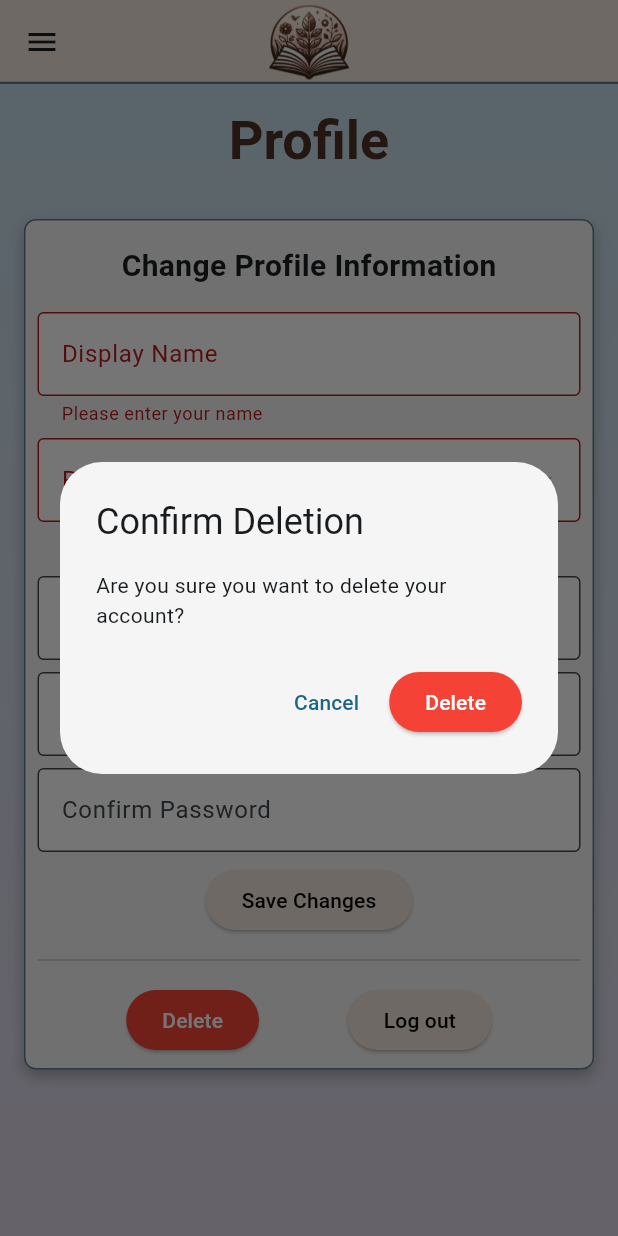
After one commit to Phizzle32/novel_nest, a Flutter app: the ProfileScreen screen opened directly, after a tap on "Save Changes", after a tap on "Delete", on a phone screen of 412 x 824 dp. The commit adds this screen. Run offline on Flutter 3.47's test engine with Material 3 defaults, Android fonts, the light colour scheme and no system bars; our stand-ins replace cloud_firestore, firebase_auth, firebase_core; accounts and stored records are empty.

Commit message:
Implement Profile Screen

```diff
--- /dev/null
+++ b/lib/screens/profile_screen.dart
@@ -0,0 +1,375 @@
+import 'package:flutter/material.dart';
+import 'package:novel_nest/screens/login_screen.dart';
+import 'package:novel_nest/services/auth_service.dart';
+import 'package:novel_nest/services/firestore_service.dart';
+import 'package:novel_nest/widgets/novel_nest_app_bar.dart';
+import 'package:novel_nest/widgets/novel_nest_drawer.dart';
+import 'package:provider/provider.dart';
+
+class ProfileScreen extends StatefulWidget {
+  const ProfileScreen({super.key});
+
+  @override
+  State<ProfileScreen> createState() => _ProfileScreenState();
+}
+
+class _ProfileScreenState extends State<ProfileScreen> {
+  final TextEditingController _displayNameController = TextEditingController();
+  final List<String> _genres = [];
+  final List<String> _preferredGenres = [];
+  final _passwordController = TextEditingController();
+  final _newPasswordController = TextEditingController();
+  final _confirmPasswordController = TextEditingController();
+  final _formKey = GlobalKey<FormState>();
+  bool _isGenreError = false;
+
+  @override
+  void initState() {
+    super.initState();
+    _loadData();
+  }
+
+  @override
+  void dispose() {
+    _displayNameController.dispose();
+    _passwordController.dispose();
+    _newPasswordController.dispose();
+    _confirmPasswordController.dispose();
+    super.dispose();
+  }
+
+  Future<void> _loadData() async {
+    final authService = context.read<AuthService>();
+    final firestoreService = context.read<FirestoreService>();
+
+    final user = await authService.getCurrentUser();
+    final genres = await firestoreService.getGenres();
+
+    setState(() {
+      _displayNameController.text = user?.displayName ?? '';
+      _preferredGenres.addAll(user?.preferredGenres ?? []);
+      _genres.addAll(genres);
+    });
+  }
+
+  String? _nameValidator(String? value) {
+    if (value == null || value.trim().isEmpty) {
+      return 'Please enter your name';
+    }
+    if (value.length > 30) {
+      return 'Name must be 30 characters or less';
+    }
+    return null;
+  }
+
+  String? _passwordValidator(String? value) {
+    if (_newPasswordController.text.isNotEmpty &&
+        (value == null || value.isEmpty)) {
+      return 'Please enter your current password';
+    }
+    return null;
+  }
+
+  String? _newPasswordValidator(String? value) {
+    if (value == null || value.isEmpty) {
+      return null;
+    }
+    if (value.length < 6) {
+      return 'New password must be at least 6 characters';
+    }
+    if (value == _passwordController.text) {
+      return 'New password cannot be the same as old password';
+    }
+    return null;
+  }
+
+  String? _confirmPasswordValidator(String? value) {
+    if (_newPasswordController.text.isNotEmpty) {
+      if (value == null || value.isEmpty) {
+        return 'Please confirm your new password';
+      }
+      if (value != _newPasswordController.text) {
+        return 'Passwords do not match';
+      }
+    }
+    return null;
+  }
+
+  Future<void> _saveProfile() async {
+    setState(() {
+      _isGenreError = _preferredGenres.isEmpty;
+    });
+    if ((_formKey.currentState?.validate() ?? false) && !_isGenreError) {
+      try {
+        final authService = context.read<AuthService>();
+        final firestoreService = context.read<FirestoreService>();
+        final user = await authService.getCurrentUser();
+
+        if (user == null) {
+          return;
+        }
+
+        if (_passwordController.text.isNotEmpty) {
+          try {
+            await authService.changePassword(
+              _passwordController.text,
+              _newPasswordController.text,
+            );
+          } catch (e) {
+            if (mounted) {
+              ScaffoldMessenger.of(context).showSnackBar(
+                SnackBar(content: Text('Invalid credentials')),
+              );
+            }
+            return;
+          }
+        }
+
+        await firestoreService.updateUser(
+          user: user,
+          displayName: _displayNameController.text.trim(),
+          preferredGenres: _preferredGenres,
+        );
+
+        _passwordController.clear();
+        _newPasswordController.clear();
+        _confirmPasswordController.clear();
+        if (mounted) {
+          ScaffoldMessenger.of(context).showSnackBar(
+            SnackBar(content: Text('Profile updated')),
+          );
+        }
+      } catch (e) {
+        if (mounted) {
+          ScaffoldMessenger.of(context).showSnackBar(
+            SnackBar(content: Text('Error updating profile')),
+          );
+        }
+      }
+    }
+  }
+
+  Future<void> _deleteAccount() async {
+    showDialog(
+      context: context,
+      builder: (context) => AlertDialog(
+        title: const Text('Confirm Deletion'),
+        content: const Text('Are you sure you want to delete your account?'),
+        backgroundColor: const Color(0xFFF5F5F5),
+        actions: [
+          TextButton(
+            onPressed: () => Navigator.of(context).pop(),
+            child: const Text('Cancel'),
+          ),
+          ElevatedButton(
+            style: const ButtonStyle(
+              backgroundColor: WidgetStatePropertyAll(Colors.red),
+              foregroundColor: WidgetStatePropertyAll(Colors.white),
+            ),
+            onPressed: () async {
+              final authService = context.read<AuthService>();
+              await authService.deleteAccount();
+              if (context.mounted) {
+                Navigator.of(context).pop();
+                Navigator.pushReplacement(
+                  context,
+                  MaterialPageRoute(builder: (context) => LoginScreen()),
+                );
+              }
+            },
+            child: const Text('Delete'),
+          ),
+        ],
+      ),
+    );
+  }
+
+  Future<void> _logout() async {
+    final authService = context.read<AuthService>();
+    await authService.signOut();
+    if (mounted) {
+      Navigator.pushReplacement(
+        context,
+        MaterialPageRoute(builder: (context) => LoginScreen()),
+      );
+    }
+  }
+
+  @override
+  Widget build(BuildContext context) {
+    return Scaffold(
+      resizeToAvoidBottomInset: false,
+      appBar: const NovelNestAppBar(),
+      drawer: const NovelNestDrawer(),
+      body: Container(
+        width: double.infinity,
+        height: double.infinity,
+        decoration: BoxDecoration(
+          gradient: LinearGradient(
+            colors: [
+              const Color(0xFFC4DDE9),
+              const Color(0xFFDFD5E7),
+            ],
+            begin: Alignment.topCenter,
+            end: Alignment.bottomCenter,
+          ),
+        ),
+        child: SingleChildScrollView(
+          child: Column(
+            children: [
+              Padding(
+                padding: const EdgeInsets.only(top: 15),
+                child: Text(
+                  'Profile',
+                  style: Theme.of(context).textTheme.headlineLarge,
+                ),
+              ),
+              Container(
+                margin: const EdgeInsets.symmetric(
+                  horizontal: 16,
+                  vertical: 30,
+                ),
+                padding: const EdgeInsets.all(8),
+                decoration: BoxDecoration(
+                  borderRadius: BorderRadius.circular(8),
+                  border: Border.all(color: Colors.blueGrey),
+                  color: const Color(0xFFF5F5F5),
+                  boxShadow: [
+                    BoxShadow(
+                      color: Colors.black26,
+                      blurRadius: 8,
+                      offset: Offset(0, 4),
+                    ),
+                  ],
+                ),
+                child: Form(
+                  key: _formKey,
+                  child: Column(
+                    mainAxisAlignment: MainAxisAlignment.center,
+                    spacing: 8,
+                    children: [
+                      Padding(
+                        padding: const EdgeInsets.all(8.0),
+                        child: const Text(
+                          'Change Profile Information',
+                          style: TextStyle(
+                            fontSize: 20,
+                            fontWeight: FontWeight.bold,
+                          ),
+                        ),
+                      ),
+                      TextFormField(
+                        controller: _displayNameController,
+                        decoration: const InputDecoration(
+                          labelText: 'Display Name',
+                          border: OutlineInputBorder(),
+                          fillColor: Colors.white,
+                          filled: true,
+                        ),
+                        validator: _nameValidator,
+                      ),
+                      DropdownButtonFormField<String>(
+                        decoration: InputDecoration(
+                          labelText: 'Preferred Genres',
+                          border: const OutlineInputBorder(),
+                          fillColor: Colors.white,
+                          filled: true,
+                          errorText: _isGenreError
+                              ? 'Please select at least one genre'
+                              : null,
+                        ),
+                        items: _genres.map((String genre) {
+                          return DropdownMenuItem<String>(
+                            value: genre,
+                            child: Text(genre),
+                          );
+                        }).toList(),
+                        onChanged: (String? newValue) {
+                          if (newValue != null &&
+                              !_preferredGenres.contains(newValue)) {
+                            setState(() {
+                              _preferredGenres.add(newValue);
+                            });
+                          }
+                        },
+                      ),
+                      Wrap(
+                        spacing: 8.0,
+                        children: _preferredGenres.map((genre) {
+                          return Chip(
+                            label: Text(genre),
+                            onDeleted: () {
+                              setState(() {
+                                _preferredGenres.remove(genre);
+                              });
+                            },
+                          );
+                        }).toList(),
+                      ),
+                      TextFormField(
+                        controller: _passwordController,
+                        decoration: const InputDecoration(
+                          labelText: 'Password',
+                          border: OutlineInputBorder(),
+                          fillColor: Colors.white,
+                          filled: true,
+                        ),
+                        obscureText: true,
+                        validator: _passwordValidator,
+                      ),
+                      TextFormField(
+                        controller: _newPasswordController,
+                        decoration: const InputDecoration(
+                          labelText: 'New Password',
+                          border: OutlineInputBorder(),
+                          fillColor: Colors.white,
+                          filled: true,
+                        ),
+                        obscureText: true,
+                        validator: _newPasswordValidator,
+                      ),
+                      TextFormField(
+                        controller: _confirmPasswordController,
+                        decoration: const InputDecoration(
+                          labelText: 'Confirm Password',
+                          border: OutlineInputBorder(),
+                          fillColor: Colors.white,
+                          filled: true,
+                        ),
+                        obscureText: true,
+                        validator: _confirmPasswordValidator,
+                      ),
+                      ElevatedButton(
+                        onPressed: _saveProfile,
+                        child: const Text('Save Changes'),
+                      ),
+                      const Divider(),
+                      Row(
+                        mainAxisAlignment: MainAxisAlignment.spaceEvenly,
+                        children: [
+                          ElevatedButton(
+                            style: const ButtonStyle(
+                              backgroundColor: WidgetStatePropertyAll(Colors.red),
+                              foregroundColor:
+                                  WidgetStatePropertyAll(Colors.white),
+                            ),
+                            onPressed: _deleteAccount,
+                            child: const Text('Delete'),
+                          ),
+                          ElevatedButton(
+                            onPressed: _logout,
+                            child: const Text('Log out'),
+                          )
+                        ],
+                      ),
+                    ],
+                  ),
+                ),
+              ),
+            ],
+          ),
+        ),
+      ),
+    );
+  }
+}
--- a/lib/services/auth_service.dart
+++ b/lib/services/auth_service.dart
@@ -54,6 +54,28 @@ class AuthService {
     return await _firestoreService.getUserById(firebaseUser.uid);
   }
 
+  Future<void> changePassword(
+    String currentPassword,
+    String newPassword,
+  ) async {
+    final user = _firebaseAuth.currentUser;
+    if (user == null) {
+      return;
+    }
+
+    try {
+      AuthCredential credential = EmailAuthProvider.credential(
+        email: user.email!,
+        password: currentPassword,
+      );
+      await user.reauthenticateWithCredential(credential);
+
+      await user.updatePassword(newPassword);
+    } catch (e) {
+      throw Exception('Failed to change password: $e');
+    }
+  }
+
   Future<void> deleteAccount() async {
     final firebaseUser = _firebaseAuth.currentUser;
     if (firebaseUser != null) {
--- a/lib/services/firestore_service.dart
+++ b/lib/services/firestore_service.dart
@@ -26,7 +26,7 @@ class FirestoreService {
 
   // Update user information in Firestore
   Future<void> updateUser({
-    required String userId,
+    required AppUser user,
     String? email,
     String? displayName,
     List<String>? preferredGenres,
@@ -35,20 +35,45 @@ class FirestoreService {
       // Create a map of the fields to update
       Map<String, dynamic> updates = {};
 
-      if (email != null) updates['email'] = email;
-      if (displayName != null) updates['displayName'] = displayName;
-      if (preferredGenres != null) updates['preferredGenres'] = preferredGenres;
+      if (email != null && email != user.email) {
+        updates['email'] = email;
+      }
+      if (displayName != null && displayName != user.displayName) {
+        updates['displayName'] = displayName;
+        _updateUserMessages(user.id, displayName);
+      }
+      if (preferredGenres != null &&
+          preferredGenres != user.preferredGenres) {
+        updates['preferredGenres'] = preferredGenres;
+      }
 
-      await _firestore.collection('Users').doc(userId).update(updates);
+      if (updates.isNotEmpty) {
+        await _firestore.collection('Users').doc(user.id).update(updates);
+      }
     } catch (e) {
       throw Exception('Failed to update user: $e');
     }
+  }
+
+  Future<void> _updateUserMessages(String userId, String newName) async {
+    final messagesRef = _firestore.collection('Messages');
+    final userMessages =
+        await messagesRef.where('userId', isEqualTo: userId).get();
+
+    final batch = _firestore.batch();
+
+    for (var doc in userMessages.docs) {
+      batch.update(doc.reference, {'username': newName});
+    }
+
+    await batch.commit();
   }
 
   // Delete user from Firestore
   Future<void> deleteUser(String userId) async {
     try {
       await _firestore.collection('Users').doc(userId).delete();
+      // TODO: delete the user's reading list as well
     } catch (e) {
       throw Exception('Failed to delete user: $e');
     }
--- a/lib/widgets/novel_nest_drawer.dart
+++ b/lib/widgets/novel_nest_drawer.dart
@@ -2,6 +2,7 @@ import 'package:flutter/material.dart';
 import 'package:novel_nest/models/app_user.dart';
 import 'package:novel_nest/screens/book_search_screen.dart';
 import 'package:novel_nest/screens/discussion_board_screen.dart';
+import 'package:novel_nest/screens/profile_screen.dart';
 import 'package:novel_nest/services/auth_service.dart';
 import 'package:provider/provider.dart';
 
@@ -120,8 +121,8 @@ class _NovelNestDrawerState extends State<NovelNestDrawer> {
               onTap: () {
                 Navigator.pushReplacement(
                   context,
-                  MaterialPageRoute(builder: (context) => BookSearchScreen()),
-                ); // Change to profile screen
+                  MaterialPageRoute(builder: (context) => ProfileScreen()),
+                );
               },
             ),
           ],
```
